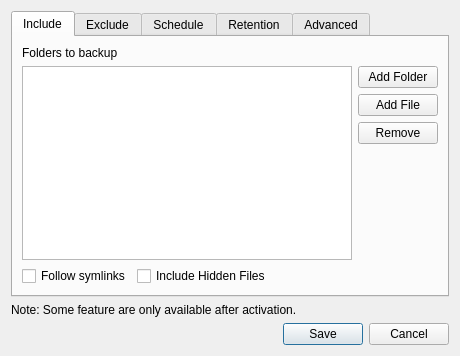
This is src/ui/backup_settings.ui in Blobbackup/Blobbackup as Qt 5 draws it before an edit. The edited form follows.
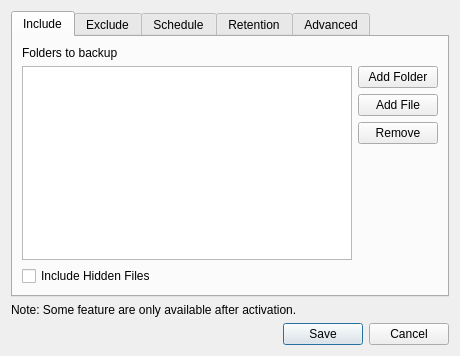
This is the edited form.

Commit message: Remove follow symlinks

```diff
--- a/src/ui/backup_settings.ui
+++ b/src/ui/backup_settings.ui
@@ -82,13 +82,6 @@
        </item>
        <item>
         <layout class="QHBoxLayout" name="horizontalLayout_17">
-         <item>
-          <widget class="QCheckBox" name="follow_symlinks_checkbox">
-           <property name="text">
-            <string>Follow symlinks</string>
-           </property>
-          </widget>
-         </item>
          <item>
           <widget class="QCheckBox" name="include_hidden_checkbox">
            <property name="text">
```
The commit also changes 2 other files.
